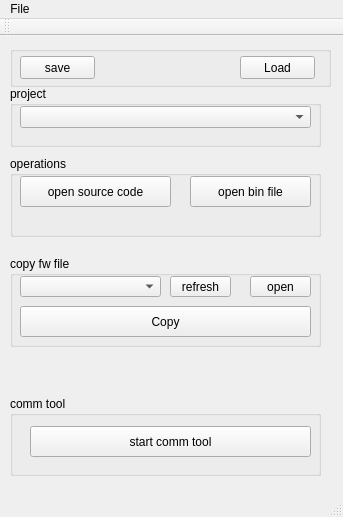
This is qf_pc_assistant/mainwindow.ui in qingfengforum/qf_pc_assistant as Qt 5 draws it before an edit. The edited form follows.
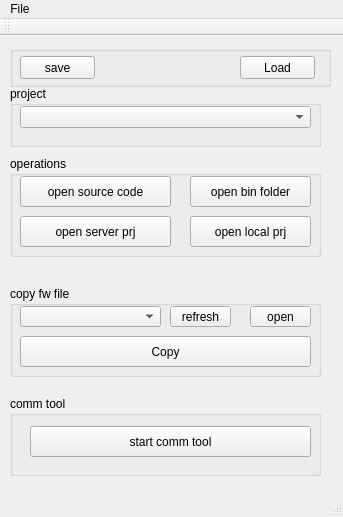
This is the edited form.

Commit message: - add set/open project folder

Patch:
```diff
--- a/qf_pc_assistant/mainwindow.ui
+++ b/qf_pc_assistant/mainwindow.ui
@@ -43,7 +43,7 @@
       <x>10</x>
       <y>120</y>
       <width>311</width>
-      <height>81</height>
+      <height>101</height>
      </rect>
     </property>
     <property name="title">
@@ -78,7 +78,45 @@
       <string>&lt;html&gt;&lt;head/&gt;&lt;body&gt;&lt;p&gt;open bin file folder.&lt;/p&gt;&lt;/body&gt;&lt;/html&gt;</string>
      </property>
      <property name="text">
-      <string>open bin file</string>
+      <string>open bin folder</string>
+     </property>
+    </widget>
+    <widget class="QPushButton" name="pushButton_openServerPrjFolder">
+     <property name="geometry">
+      <rect>
+       <x>10</x>
+       <y>60</y>
+       <width>151</width>
+       <height>31</height>
+      </rect>
+     </property>
+     <property name="toolTip">
+      <string>&lt;html&gt;&lt;head/&gt;&lt;body&gt;&lt;p&gt;open bin file folder&lt;/p&gt;&lt;/body&gt;&lt;/html&gt;</string>
+     </property>
+     <property name="whatsThis">
+      <string>&lt;html&gt;&lt;head/&gt;&lt;body&gt;&lt;p&gt;open bin file folder.&lt;/p&gt;&lt;/body&gt;&lt;/html&gt;</string>
+     </property>
+     <property name="text">
+      <string>open server prj</string>
+     </property>
+    </widget>
+    <widget class="QPushButton" name="pushButton_openLocalPrjFolder">
+     <property name="geometry">
+      <rect>
+       <x>180</x>
+       <y>60</y>
+       <width>121</width>
+       <height>31</height>
+      </rect>
+     </property>
+     <property name="toolTip">
+      <string>&lt;html&gt;&lt;head/&gt;&lt;body&gt;&lt;p&gt;open bin file folder&lt;/p&gt;&lt;/body&gt;&lt;/html&gt;</string>
+     </property>
+     <property name="whatsThis">
+      <string>&lt;html&gt;&lt;head/&gt;&lt;body&gt;&lt;p&gt;open bin file folder.&lt;/p&gt;&lt;/body&gt;&lt;/html&gt;</string>
+     </property>
+     <property name="text">
+      <string>open local prj</string>
      </property>
     </widget>
    </widget>
@@ -86,7 +124,7 @@
     <property name="geometry">
      <rect>
       <x>10</x>
-      <y>220</y>
+      <y>250</y>
       <width>311</width>
       <height>91</height>
      </rect>
```
The commit also changes 24 other files.
